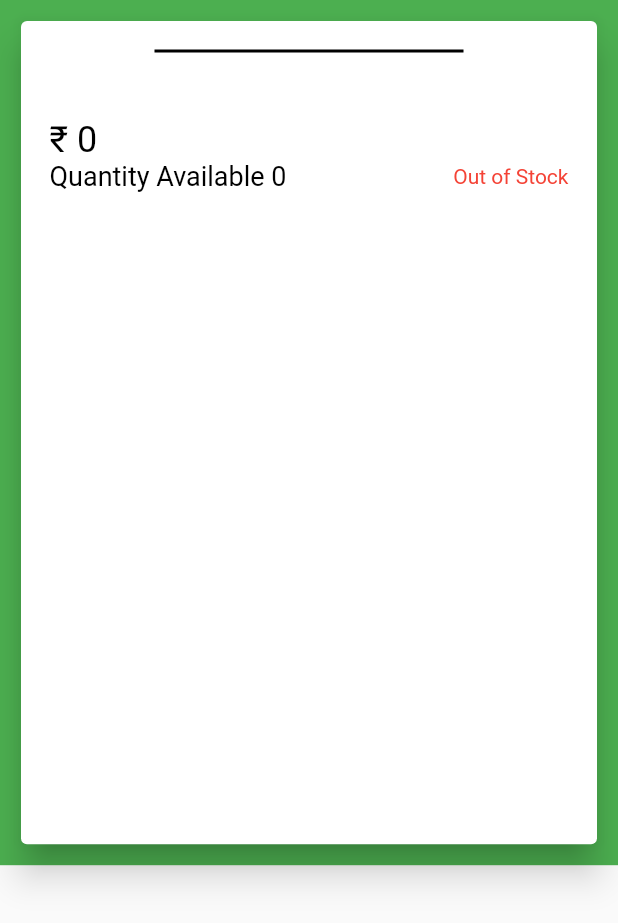
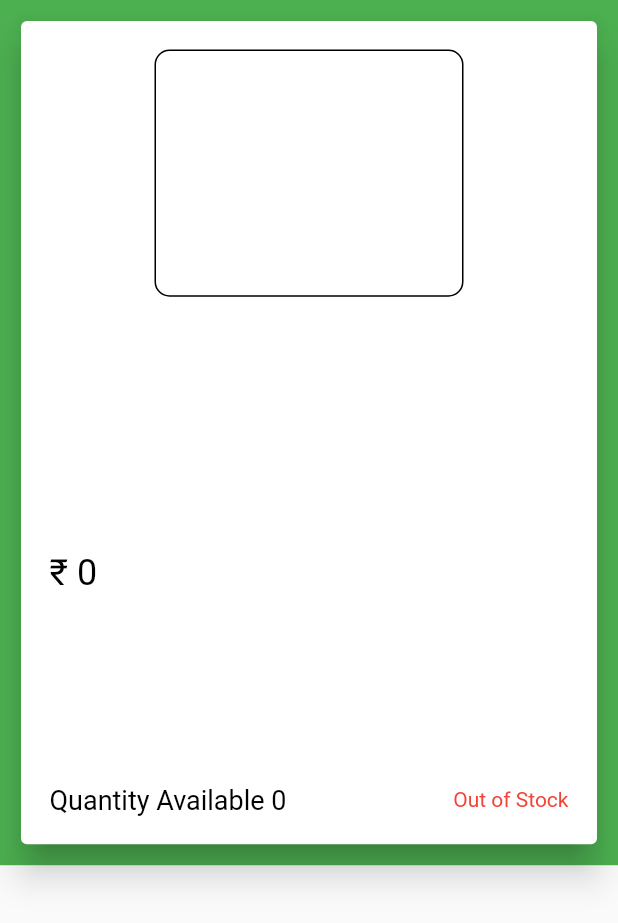
Before and after one commit to xxparthparekhxx/shopatyebelo, a Flutter app: the ProductDetails widget shown alone on an empty page, opened directly with empty values, on a phone screen of 412 x 824 dp. Shown: the top 923 px of the screen. Run offline on Flutter 3.47's test engine with Material 2 defaults, Android fonts, the phone set to English and light mode, and no system bars; our stand-ins replace shared_preferences; accounts and stored records are empty; network calls fail.

```diff
--- a/lib/provider/product_provider.dart
+++ b/lib/provider/product_provider.dart
@@ -14,8 +14,8 @@ class ProductProvider with ChangeNotifier {
 
   getProducts() async {
     //setting default category
+
     categoriesFound.add(defaultCategory);
-
     //loading data from json
     String rawData = await rootBundle.loadString(
       "lib/assets/products.json",
@@ -39,6 +39,7 @@ class ProductProvider with ChangeNotifier {
       categoriesFound
           .add(product.category); // add found product categories to the list
     }
+
     notifyListeners();
   }
 
--- a/lib/screens/products_page.dart
+++ b/lib/screens/products_page.dart
@@ -11,6 +11,7 @@ class ProductsPage extends StatelessWidget {
   @override
   Widget build(BuildContext context) {
     var pp = Provider.of<ProductProvider>(context);
+    if (pp.products.isNotEmpty) {
       return GestureDetector(
         onTap: () => FocusScope.of(context).requestFocus(FocusNode()),
         child: Scaffold(
@@ -48,5 +49,10 @@ class ProductsPage extends StatelessWidget {
           ),
         ),
       );
+    } else {
+      return const Center(
+        child: CircularProgressIndicator(),
+      );
     }
   }
+}
--- a/lib/screens/widgets/product_details.dart
+++ b/lib/screens/widgets/product_details.dart
@@ -21,32 +21,43 @@ class ProductDetails extends StatelessWidget {
         child: Padding(
           padding: const EdgeInsets.all(19.0),
           child: Column(
+            mainAxisAlignment: MainAxisAlignment.spaceBetween,
             children: [
               Container(
-                decoration: BoxDecoration(border: Border.all(width: 1)),
+                padding: const EdgeInsets.all(10),
+                decoration: BoxDecoration(
+                    border: Border.all(width: 1),
+                    borderRadius: BorderRadius.circular(10)),
                 width: ss.width * 0.5,
+                height: ss.height * 0.2,
                 child: product.image,
               ),
+              Column(
+                children: [
                   Row(
                     children: [
                       Text(
                         product.name,
-                    style: const TextStyle(fontSize: 20, color: Colors.black),
+                        style:
+                            const TextStyle(fontSize: 20, color: Colors.black),
                       ),
                     ],
                   ),
                   Row(
                     children: [
                       Text(product.details,
-                      style:
-                          const TextStyle(fontSize: 18, color: Colors.black87))
+                          style: const TextStyle(
+                              fontSize: 18, color: Colors.black87))
                     ],
                   ),
                   Row(
                     children: [
                       Text(
                         '₹ ${product.cost}',
-                    style: const TextStyle(fontSize: 24, color: Colors.black),
+                        style:
+                            const TextStyle(fontSize: 24, color: Colors.black),
+                      ),
+                    ],
                   ),
                 ],
               ),
```
Also changed, not shown: lib/screens/cart_page.dart (+38 -2 lines). Lines whose indentation alone changed are shown as unchanged.
